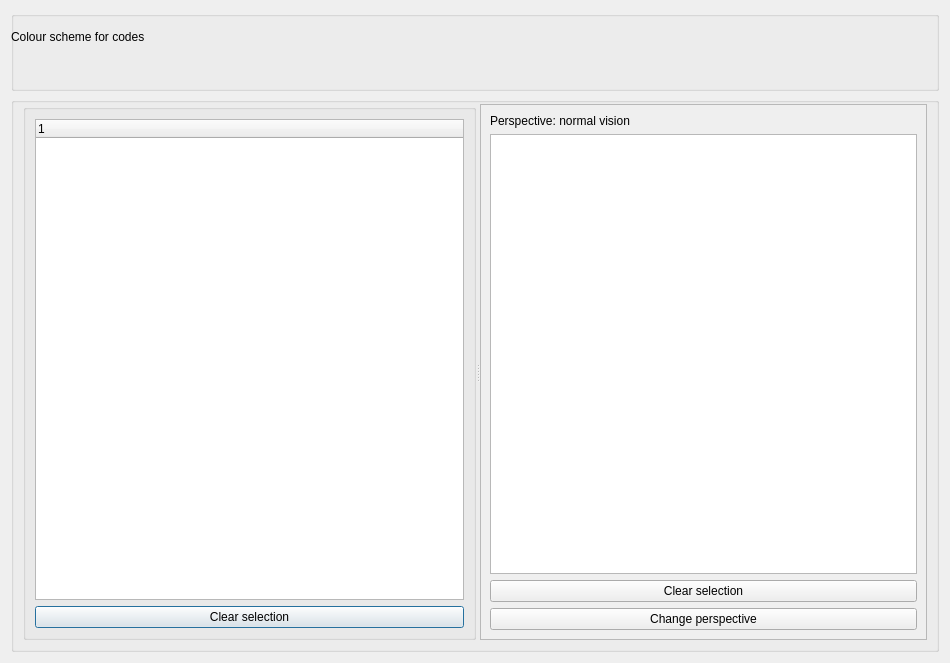
ccbogel/QualCoder, file GUI_UIs/ui_dialog_code_colours.ui: the form before one commit.
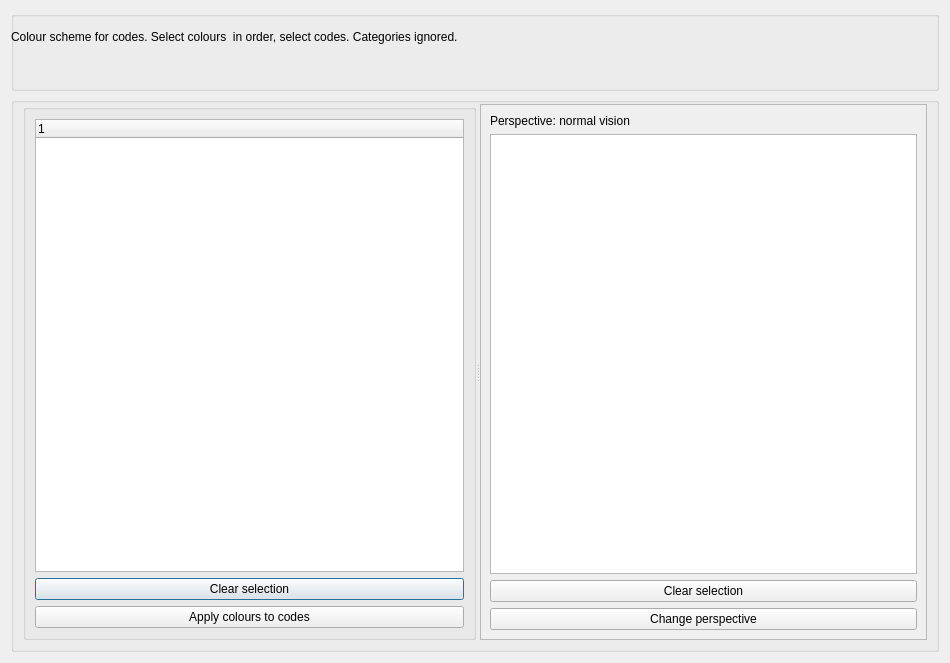
The form after the commit.

```diff
--- a/GUI_UIs/ui_dialog_code_colours.ui
+++ b/GUI_UIs/ui_dialog_code_colours.ui
@@ -55,12 +55,12 @@
        <rect>
         <x>0</x>
         <y>10</y>
-        <width>431</width>
+        <width>911</width>
         <height>31</height>
        </rect>
       </property>
       <property name="text">
-       <string>Colour scheme for codes</string>
+       <string>Colour scheme for codes. Select colours  in order, select codes. Categories ignored.</string>
       </property>
      </widget>
     </widget>
@@ -104,6 +104,13 @@
              </property>
             </widget>
            </item>
+           <item row="2" column="0">
+            <widget class="QPushButton" name="pushButton_apply">
+             <property name="text">
+              <string>Apply colours to codes</string>
+             </property>
+            </widget>
+           </item>
           </layout>
          </widget>
         </widget>
```
Left out of the diff: 28 changed lines with no effect on the pictures.
